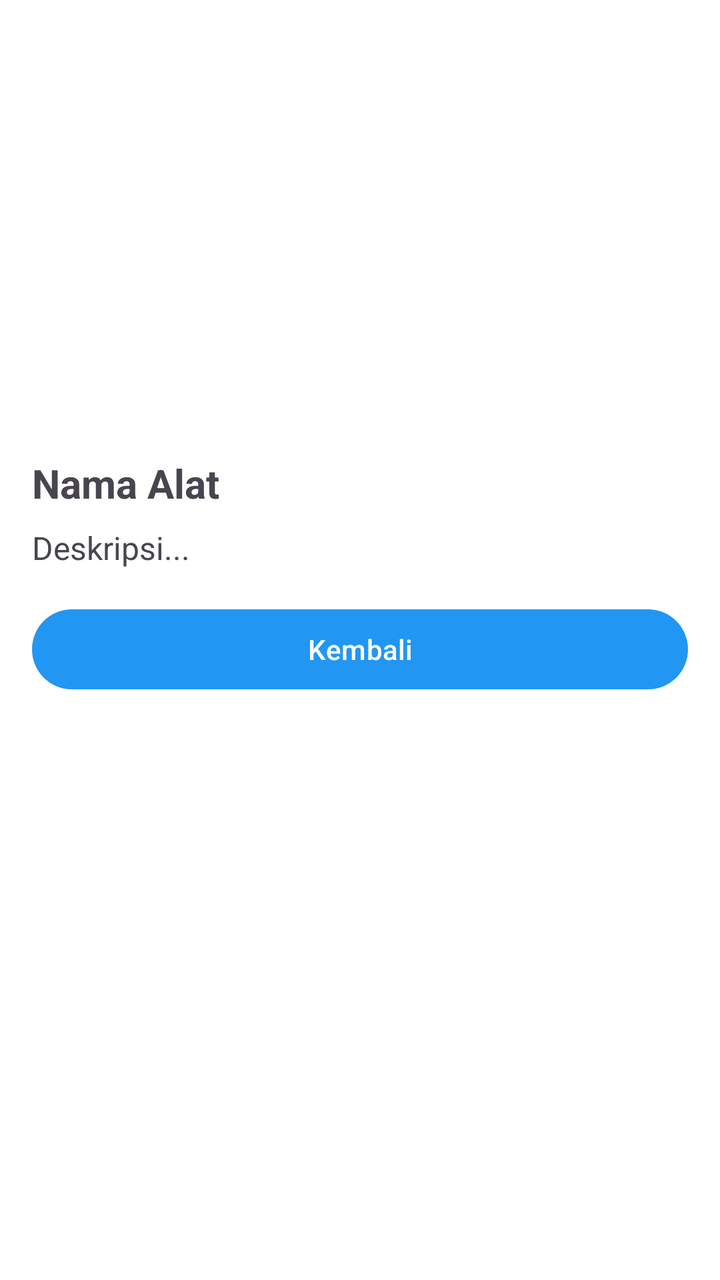
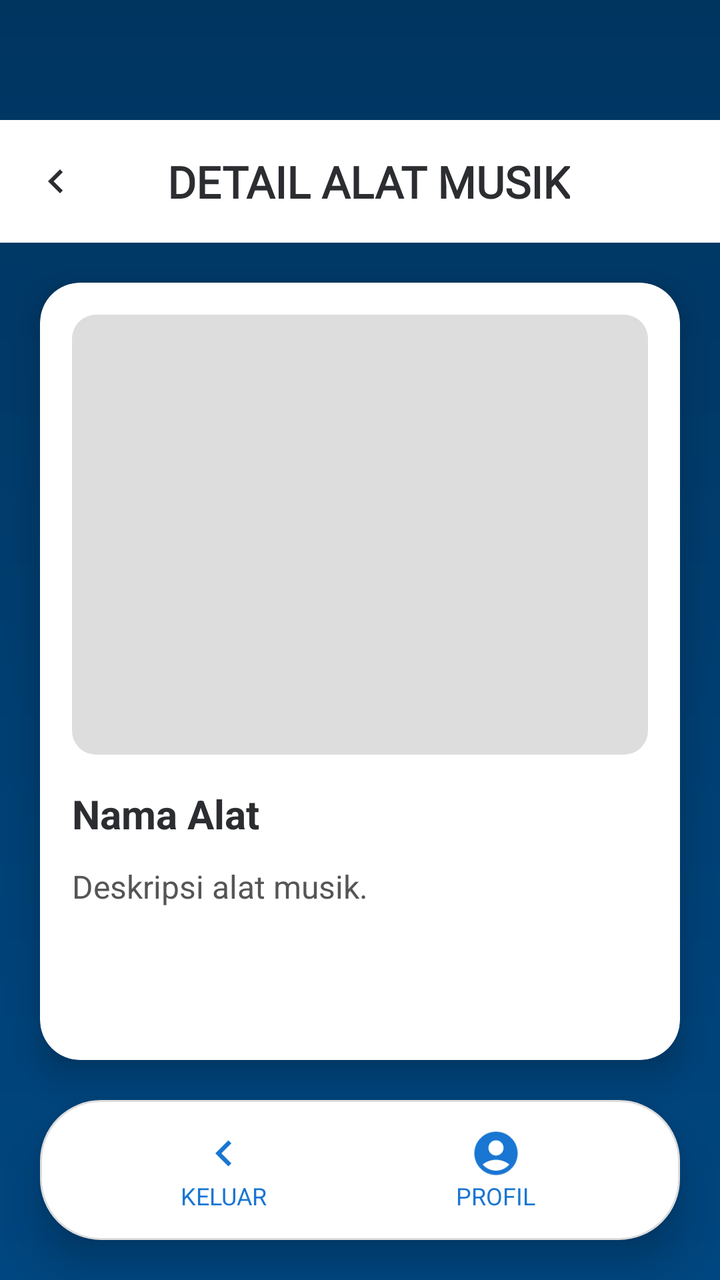

Two renders of the same Android screen: before a commit and after it. Below are the layout's source before the change and the commit's diff.
<!-- AndroidManifest.xml: application theme Theme.MusikAryo -->
<!-- res/layout/activity_detail.xml -->
<?xml version="1.0" encoding="utf-8"?>
<LinearLayout
    xmlns:android="http://schemas.android.com/apk/res/android"
    android:layout_width="match_parent"
    android:layout_height="match_parent"
    android:orientation="vertical"
    android:padding="16dp"
    android:background="#FFFFFF">

    <ImageView
        android:id="@+id/imgDetail"
        android:layout_width="match_parent"
        android:layout_height="200dp"
        android:scaleType="centerCrop"
        android:layout_marginBottom="12dp"/>

    <TextView
        android:id="@+id/tvNamaDetail"
        android:layout_width="match_parent"
        android:layout_height="wrap_content"
        android:text="Nama Alat"
        android:textStyle="bold"
        android:textSize="20sp"
        android:layout_marginBottom="8dp"/>

    <TextView
        android:id="@+id/tvDeskripsiDetail"
        android:layout_width="match_parent"
        android:layout_height="wrap_content"
        android:text="Deskripsi..."
        android:textSize="16sp"/>

    <Button
        android:id="@+id/btnKembali"
        android:layout_width="match_parent"
        android:layout_height="wrap_content"
        android:text="Kembali"
        android:layout_marginTop="16dp"/>
</LinearLayout>
<!-- resources referenced by this layout -->
<resources>
  <style name="Theme.MusikAryo" parent="Theme.Material3.DayNight.NoActionBar">
          
          <item name="colorPrimary">@color/blue_500</item>
          <item name="colorPrimaryVariant">@color/blue_700</item>
          <item name="colorOnPrimary">@android:color/white</item>
  
          
          <item name="android:buttonStyle">@style/MyButton.Blue</item>
      </style>
  <color name="blue_500">#2196F3</color>
  <color name="blue_700">#1976D2</color>
  <style name="MyButton.Blue" parent="@android:style/Widget.Button">
          <item name="android:backgroundTint">@null</item>
          <item name="android:background">@drawable/bg_button_blue</item>
          <item name="android:textColor">@android:color/white</item>
      </style>
  <!-- drawable bg_button_blue (drawable) -->
  <?xml version="1.0" encoding="utf-8"?>
  <shape xmlns:android="http://schemas.android.com/apk/res/android" android:shape="rectangle">
      <gradient
          android:startColor="#2196F3"
          android:endColor="#1976D2"
          android:angle="90"/>
      <corners android:radius="30dp"/>
      <padding
          android:left="20dp"
          android:top="14dp"
          android:right="20dp"
          android:bottom="14dp"/>
  </shape>
</resources>

<!-- the commit's change to res/layout/activity_detail.xml (unified diff, before → after) -->
@@ -1,39 +1,159 @@
 <?xml version="1.0" encoding="utf-8"?>
-<LinearLayout
+<androidx.constraintlayout.widget.ConstraintLayout
     xmlns:android="http://schemas.android.com/apk/res/android"
+    xmlns:app="http://schemas.android.com/apk/res-auto"
     android:layout_width="match_parent"
     android:layout_height="match_parent"
-    android:orientation="vertical"
-    android:padding="16dp"
-    android:background="#FFFFFF">
+    android:background="@drawable/bg_header_gradient">
 
-    <ImageView
-        android:id="@+id/imgDetail"
-        android:layout_width="match_parent"
-        android:layout_height="200dp"
-        android:scaleType="centerCrop"
-        android:layout_marginBottom="12dp"/>
+    <androidx.constraintlayout.widget.ConstraintLayout
+        android:id="@+id/headerLayoutDetail"
+        android:layout_width="0dp"
+        android:layout_height="wrap_content"
+        android:layout_marginTop="60dp"
+        android:background="@color/white"
+        android:padding="16dp"
+        app:layout_constraintEnd_toEndOf="parent"
+        app:layout_constraintStart_toStartOf="parent"
+        app:layout_constraintTop_toTopOf="parent">
 
-    <TextView
-        android:id="@+id/tvNamaDetail"
-        android:layout_width="match_parent"
-        android:layout_height="wrap_content"
-        android:text="Nama Alat"
-        android:textStyle="bold"
-        android:textSize="20sp"
-        android:layout_marginBottom="8dp"/>
+        <ImageView
+            android:id="@+id/btnKembali"
+            android:layout_width="24dp"
+            android:layout_height="24dp"
+            android:contentDescription="Back"
+            android:src="@drawable/ic_exit"
+            app:layout_constraintBottom_toBottomOf="parent"
+            app:layout_constraintStart_toStartOf="parent"
+            app:layout_constraintTop_toTopOf="parent"
+            app:tint="#2B2D30" />
 
-    <TextView
-        android:id="@+id/tvDeskripsiDetail"
-        android:layout_width="match_parent"
-        android:layout_height="wrap_content"
-        android:text="Deskripsi..."
-        android:textSize="16sp"/>
+        <TextView
+            android:id="@+id/tvHeaderDetail"
+            android:layout_width="wrap_content"
+            android:layout_height="wrap_content"
+            android:fontFamily="@font/poppins_bold"
+            android:text="DETAIL ALAT MUSIK"
+            android:textColor="#2B2D30"
+            android:textSize="22sp"
+            android:textStyle="bold"
+            app:layout_constraintBottom_toBottomOf="parent"
+            app:layout_constraintEnd_toEndOf="parent"
+            app:layout_constraintHorizontal_bias="0.425"
+            app:layout_constraintStart_toEndOf="@id/btnKembali"
+            app:layout_constraintTop_toTopOf="parent"
+            app:layout_constraintVertical_bias="0.0" />
+    </androidx.constraintlayout.widget.ConstraintLayout>
 
-    <Button
-        android:id="@+id/btnKembali"
-        android:layout_width="match_parent"
-        android:layout_height="wrap_content"
-        android:text="Kembali"
-        android:layout_marginTop="16dp"/>
-</LinearLayout>
+    <androidx.cardview.widget.CardView
+        android:layout_width="0dp"
+        android:layout_height="0dp"
+        android:layout_margin="20dp"
+        app:cardCornerRadius="20dp"
+        app:cardElevation="10dp"
+        app:layout_constraintTop_toBottomOf="@id/headerLayoutDetail"
+        app:layout_constraintBottom_toTopOf="@id/bottomNav"
+        app:layout_constraintStart_toStartOf="parent"
+        app:layout_constraintEnd_toEndOf="parent">
+
+        <ScrollView
+            android:layout_width="match_parent"
+            android:layout_height="match_parent"
+            android:padding="16dp">
+
+            <LinearLayout
+                android:layout_width="match_parent"
+                android:layout_height="wrap_content"
+                android:orientation="vertical">
+
+                <ImageView
+                    android:id="@+id/imgDetail"
+                    android:layout_width="match_parent"
+                    android:layout_height="220dp"
+                    android:scaleType="centerCrop"
+                    android:background="@drawable/bg_rounded_img"
+                    android:layout_marginBottom="16dp"/>
+
+                <TextView
+                    android:id="@+id/tvNamaDetail"
+                    android:layout_width="match_parent"
+                    android:layout_height="wrap_content"
+                    android:text="Nama Alat"
+                    android:textStyle="bold"
+                    android:textSize="20sp"
+                    android:textColor="#2B2D30"
+                    android:layout_marginBottom="12dp"/>
+
+                <TextView
+                    android:id="@+id/tvDeskripsiDetail"
+                    android:layout_width="match_parent"
+                    android:layout_height="wrap_content"
+                    android:text="Deskripsi alat musik."
+                    android:textSize="16sp"
+                    android:textColor="#555555"/>
+            </LinearLayout>
+        </ScrollView>
+    </androidx.cardview.widget.CardView>
+
+    <LinearLayout
+        android:id="@+id/bottomNav"
+        android:layout_width="0dp"
+        android:layout_height="70dp"
+        android:layout_margin="20dp"
+        android:layout_marginBottom="50dp"
+        android:background="@drawable/bg_bottom_nav"
+        android:elevation="12dp"
+        android:gravity="center"
+        android:orientation="horizontal"
+        android:paddingHorizontal="24dp"
+        android:paddingVertical="10dp"
+        app:layout_constraintBottom_toBottomOf="parent"
+        app:layout_constraintStart_toStartOf="parent"
+        app:layout_constraintEnd_toEndOf="parent">
+
+        <LinearLayout
+            android:id="@+id/btnExit"
+            android:layout_width="0dp"
+            android:layout_height="match_parent"
+            android:layout_weight="1"
+            android:gravity="center"
+            android:orientation="vertical">
+
+            <ImageView
+                android:layout_width="26dp"
+                android:layout_height="26dp"
+                android:src="@drawable/ic_exit"
+                app:tint="@color/blue_700"/>
+
+            <TextView
+                android:layout_width="wrap_content"
+                android:layout_height="wrap_content"
+                android:text="KELUAR"
+                android:textColor="@color/blue_700"
+                android:textSize="12sp"/>
+        </LinearLayout>
+
+        <LinearLayout
+            android:id="@+id/btnProfil"
+            android:layout_width="0dp"
+            android:layout_height="match_parent"
+            android:layout_weight="1"
+            android:gravity="center"
+            android:orientation="vertical">
+
+            <ImageView
+                android:layout_width="26dp"
+                android:layout_height="26dp"
+                android:src="@drawable/ic_user"
+                app:tint="@color/blue_700"/>
+
+            <TextView
+                android:layout_width="wrap_content"
+                android:layout_height="wrap_content"
+                android:text="PROFIL"
+                android:textColor="@color/blue_700"
+                android:textSize="12sp"/>
+        </LinearLayout>
+    </LinearLayout>
+
+</androidx.constraintlayout.widget.ConstraintLayout>
<!-- resource entries referenced after the edit -->
@@ -11,6 +11,38 @@
       </style>
   <color name="blue_500">#2196F3</color>
   <color name="blue_700">#1976D2</color>
+  <color name="white">#FFFFFFFF</color>
+  <!-- drawable bg_bottom_nav (drawable) -->
+  <shape xmlns:android="http://schemas.android.com/apk/res/android"
+      android:shape="rectangle">
+      <solid android:color="#FFFFFF"/>
+      <corners android:radius="30dp"/>
+      <stroke android:width="1dp" android:color="#DDDDDD"/>
+  </shape>
+  <!-- drawable bg_header_gradient (drawable) -->
+  <shape xmlns:android="http://schemas.android.com/apk/res/android">
+      <gradient
+          android:startColor="#003560"
+          android:endColor="#004680"
+          android:angle="140"/>
+  </shape>
+  <!-- drawable bg_rounded_img (drawable) -->
+  <shape xmlns:android="http://schemas.android.com/apk/res/android" android:shape="rectangle">
+      <corners android:radius="12dp"/>
+      <solid android:color="#DDDDDD"/>
+  </shape>
+  <!-- drawable ic_exit (drawable) -->
+  <vector xmlns:android="http://schemas.android.com/apk/res/android" android:autoMirrored="true" android:height="24dp" android:tint="#000000" android:viewportHeight="960" android:viewportWidth="960" android:width="24dp">
+        
+      <path android:fillColor="@android:color/white" android:pathData="M560,720L320,480L560,240L616,296L432,480L616,664L560,720Z"/>
+      
+  </vector>
+  <!-- drawable ic_user (drawable) -->
+  <vector xmlns:android="http://schemas.android.com/apk/res/android" android:height="24dp" android:tint="#000000" android:viewportHeight="24" android:viewportWidth="24" android:width="24dp">
+        
+      <path android:fillColor="@android:color/white" android:pathData="M12,2C6.48,2 2,6.48 2,12s4.48,10 10,10s10,-4.48 10,-10S17.52,2 12,2zM12,6c1.93,0 3.5,1.57 3.5,3.5S13.93,13 12,13s-3.5,-1.57 -3.5,-3.5S10.07,6 12,6zM12,20c-2.03,0 -4.43,-0.82 -6.14,-2.88C7.55,15.8 9.68,15 12,15s4.45,0.8 6.14,2.12C16.43,19.18 14.03,20 12,20z"/>
+      
+  </vector>
   <style name="MyButton.Blue" parent="@android:style/Widget.Button">
           <item name="android:backgroundTint">@null</item>
           <item name="android:background">@drawable/bg_button_blue</item>
